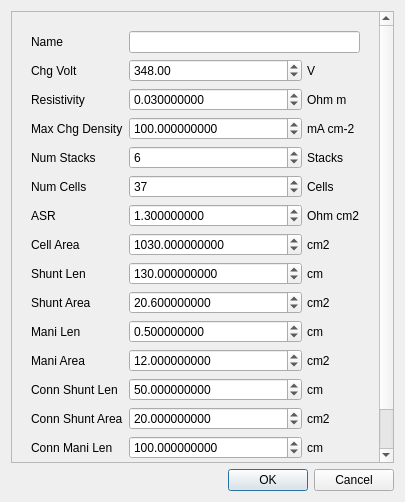
Before: the Qt Designer form app/src/view/shuntcur/shuntcurconfigpopup.ui in daitenshionyan/vrfbcalc-cpp, drawn with Qt 5.
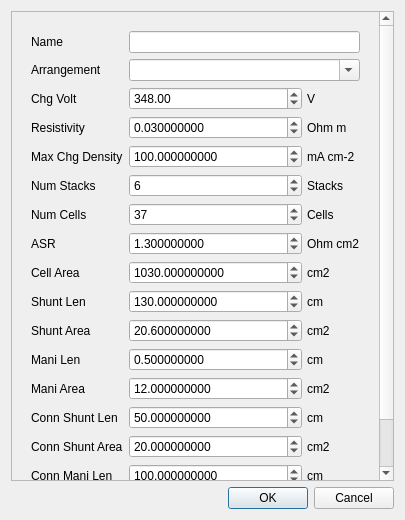
After: the same form once the commit is applied.

Commit message: Add arrangement combo box

Diff of the .ui file:
```diff
--- a/app/src/view/shuntcur/shuntcurconfigpopup.ui
+++ b/app/src/view/shuntcur/shuntcurconfigpopup.ui
@@ -7,7 +7,7 @@
     <x>0</x>
     <y>0</y>
     <width>405</width>
-    <height>502</height>
+    <height>520</height>
    </rect>
   </property>
   <property name="windowTitle">
@@ -25,7 +25,7 @@
         <x>0</x>
         <y>0</y>
         <width>368</width>
-        <height>480</height>
+        <height>508</height>
        </rect>
       </property>
       <layout class="QVBoxLayout" name="verticalLayout_4">
@@ -75,14 +75,14 @@
              <item row="0" column="1">
               <widget class="QLineEdit" name="nameField"/>
              </item>
-             <item row="1" column="0">
+             <item row="2" column="0">
               <widget class="QLabel" name="chgVoltLabel">
                <property name="text">
                 <string>Chg Volt</string>
                </property>
               </widget>
              </item>
-             <item row="1" column="1">
+             <item row="2" column="1">
               <widget class="QWidget" name="chgVoltBox" native="true">
                <layout class="QHBoxLayout" name="horizontalLayout">
                 <property name="spacing">
@@ -132,14 +132,14 @@
                </layout>
               </widget>
              </item>
-             <item row="2" column="0">
+             <item row="3" column="0">
               <widget class="QLabel" name="resistivityLabel">
                <property name="text">
                 <string>Resistivity</string>
                </property>
               </widget>
              </item>
-             <item row="2" column="1">
+             <item row="3" column="1">
               <widget class="QWidget" name="resistivityBox" native="true">
                <layout class="QHBoxLayout" name="horizontalLayout_2">
                 <property name="spacing">
@@ -192,14 +192,14 @@
                </layout>
               </widget>
              </item>
-             <item row="4" column="0">
+             <item row="5" column="0">
               <widget class="QLabel" name="numStackLabel">
                <property name="text">
                 <string>Num Stacks</string>
                </property>
               </widget>
              </item>
-             <item row="4" column="1">
+             <item row="5" column="1">
               <widget class="QWidget" name="numStackBox" native="true">
                <layout class="QHBoxLayout" name="horizontalLayout_3">
                 <property name="spacing">
@@ -246,14 +246,14 @@
                </layout>
               </widget>
              </item>
-             <item row="5" column="0">
+             <item row="6" column="0">
               <widget class="QLabel" name="numCellLabel">
                <property name="text">
                 <string>Num Cells</string>
                </property>
               </widget>
              </item>
-             <item row="5" column="1">
+             <item row="6" column="1">
               <widget class="QWidget" name="numCellBox" native="true">
                <layout class="QHBoxLayout" name="horizontalLayout_4">
                 <property name="spacing">
@@ -300,14 +300,14 @@
                </layout>
               </widget>
              </item>
-             <item row="8" column="0">
+             <item row="9" column="0">
               <widget class="QLabel" name="shuntLenLabel">
                <property name="text">
                 <string>Shunt Len</string>
                </property>
               </widget>
              </item>
-             <item row="8" column="1">
+             <item row="9" column="1">
               <widget class="QWidget" name="shuntLenBox" native="true">
                <layout class="QHBoxLayout" name="horizontalLayout_5">
                 <property name="spacing">
@@ -360,14 +360,14 @@
                </layout>
               </widget>
              </item>
-             <item row="9" column="0">
+             <item row="10" column="0">
               <widget class="QLabel" name="shuntAreaLabel">
                <property name="text">
                 <string>Shunt Area</string>
                </property>
               </widget>
              </item>
-             <item row="9" column="1">
+             <item row="10" column="1">
               <widget class="QWidget" name="shuntAreaBox" native="true">
                <layout class="QHBoxLayout" name="horizontalLayout_6">
                 <property name="spacing">
@@ -420,14 +420,14 @@
                </layout>
               </widget>
              </item>
-             <item row="10" column="0">
+             <item row="11" column="0">
               <widget class="QLabel" name="maniLenLabel">
                <property name="text">
                 <string>Mani Len</string>
                </property>
               </widget>
              </item>
-             <item row="10" column="1">
+             <item row="11" column="1">
               <widget class="QWidget" name="maniLenBox" native="true">
                <layout class="QHBoxLayout" name="horizontalLayout_7">
                 <property name="spacing">
@@ -480,14 +480,14 @@
                </layout>
               </widget>
              </item>
-             <item row="11" column="0">
+             <item row="12" column="0">
               <widget class="QLabel" name="maniAreaLabel">
                <property name="text">
                 <string>Mani Area</string>
                </property>
               </widget>
              </item>
-             <item row="11" column="1">
+             <item row="12" column="1">
               <widget class="QWidget" name="maniAreaBox" native="true">
                <layout class="QHBoxLayout" name="horizontalLayout_8">
                 <property name="spacing">
@@ -540,14 +540,14 @@
                </layout>
               </widget>
              </item>
-             <item row="12" column="0">
+             <item row="13" column="0">
               <widget class="QLabel" name="connShuntLenLabel">
                <property name="text">
                 <string>Conn Shunt Len</string>
                </property>
               </widget>
              </item>
-             <item row="12" column="1">
+             <item row="13" column="1">
               <widget class="QWidget" name="connShuntLenBox" native="true">
                <layout class="QHBoxLayout" name="horizontalLayout_9">
                 <property name="spacing">
@@ -600,14 +600,14 @@
                </layout>
               </widget>
              </item>
-             <item row="13" column="0">
+             <item row="14" column="0">
               <widget class="QLabel" name="connShuntAreaLabel">
                <property name="text">
                 <string>Conn Shunt Area</string>
                </property>
               </widget>
              </item>
-             <item row="13" column="1">
+             <item row="14" column="1">
               <widget class="QWidget" name="connShuntAreaBox" native="true">
                <layout class="QHBoxLayout" name="horizontalLayout_10">
                 <property name="spacing">
@@ -660,14 +660,14 @@
                </layout>
               </widget>
              </item>
-             <item row="14" column="0">
+             <item row="15" column="0">
               <widget class="QLabel" name="connManiLenLabel">
                <property name="text">
                 <string>Conn Mani Len</string>
                </property>
               </widget>
              </item>
-             <item row="14" column="1">
+             <item row="15" column="1">
               <widget class="QWidget" name="connManiLenBox" native="true">
                <layout class="QHBoxLayout" name="horizontalLayout_11">
                 <property name="spacing">
@@ -720,14 +720,14 @@
                </layout>
               </widget>
              </item>
-             <item row="15" column="0">
+             <item row="16" column="0">
               <widget class="QLabel" name="connManiAreaLabel">
                <property name="text">
                 <string>Conn Mani Area</string>
                </property>
               </widget>
              </item>
-             <item row="15" column="1">
+             <item row="16" column="1">
               <widget class="QWidget" name="connManiAreaBox" native="true">
                <layout class="QHBoxLayout" name="horizontalLayout_12">
                 <property name="spacing">
@@ -780,14 +780,14 @@
                </layout>
               </widget>
              </item>
-             <item row="6" column="0">
+             <item row="7" column="0">
               <widget class="QLabel" name="asrLabel">
                <property name="text">
                 <string>ASR</string>
                </property>
               </widget>
              </item>
-             <item row="6" column="1">
+             <item row="7" column="1">
               <widget class="QWidget" name="asrBox" native="true">
                <layout class="QHBoxLayout" name="horizontalLayout_13">
                 <property name="spacing">
@@ -840,14 +840,14 @@
                </layout>
               </widget>
              </item>
-             <item row="7" column="0">
+             <item row="8" column="0">
               <widget class="QLabel" name="cellAreaLabel">
                <property name="text">
                 <string>Cell Area</string>
                </property>
               </widget>
              </item>
-             <item row="7" column="1">
+             <item row="8" column="1">
               <widget class="QWidget" name="cellAreaBox" native="true">
                <layout class="QHBoxLayout" name="horizontalLayout_14">
                 <property name="spacing">
@@ -900,14 +900,14 @@
                </layout>
               </widget>
              </item>
-             <item row="3" column="0">
+             <item row="4" column="0">
               <widget class="QLabel" name="maxChgDenLabel">
                <property name="text">
                 <string>Max Chg Density</string>
                </property>
               </widget>
              </item>
-             <item row="3" column="1">
+             <item row="4" column="1">
               <widget class="QWidget" name="maxChgDenBox" native="true">
                <layout class="QHBoxLayout" name="horizontalLayout_15">
                 <property name="spacing">
@@ -960,6 +960,20 @@
                </layout>
               </widget>
              </item>
+             <item row="1" column="0">
+              <widget class="QLabel" name="label">
+               <property name="text">
+                <string>Arrangement</string>
+               </property>
+              </widget>
+             </item>
+             <item row="1" column="1">
+              <widget class="QComboBox" name="arrComboBox">
+               <property name="editable">
+                <bool>true</bool>
+               </property>
+              </widget>
+             </item>
             </layout>
            </widget>
           </item>
```
The commit also changes 3 other files.
